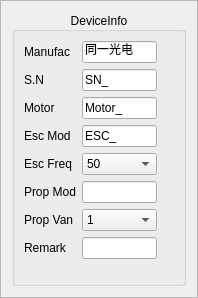
This is ui/testinfoconfig.ui in eshenhu/QtDemo as Qt 5 draws it before an edit. The edited form follows.
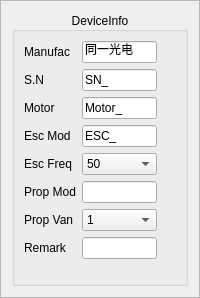
This is the edited form.

The edit to the form file:
```diff
--- a/ui/testinfoconfig.ui
+++ b/ui/testinfoconfig.ui
@@ -6,7 +6,7 @@
    <rect>
     <x>0</x>
     <y>0</y>
-    <width>198</width>
+    <width>200</width>
     <height>298</height>
    </rect>
   </property>
@@ -38,9 +38,6 @@
       <set>Qt::AlignCenter</set>
      </property>
      <layout class="QFormLayout" name="formLayout">
-      <property name="labelAlignment">
-       <set>Qt::AlignLeading|Qt::AlignLeft|Qt::AlignVCenter</set>
-      </property>
       <item row="0" column="0">
        <widget class="QLabel" name="label">
         <property name="sizePolicy">
```
